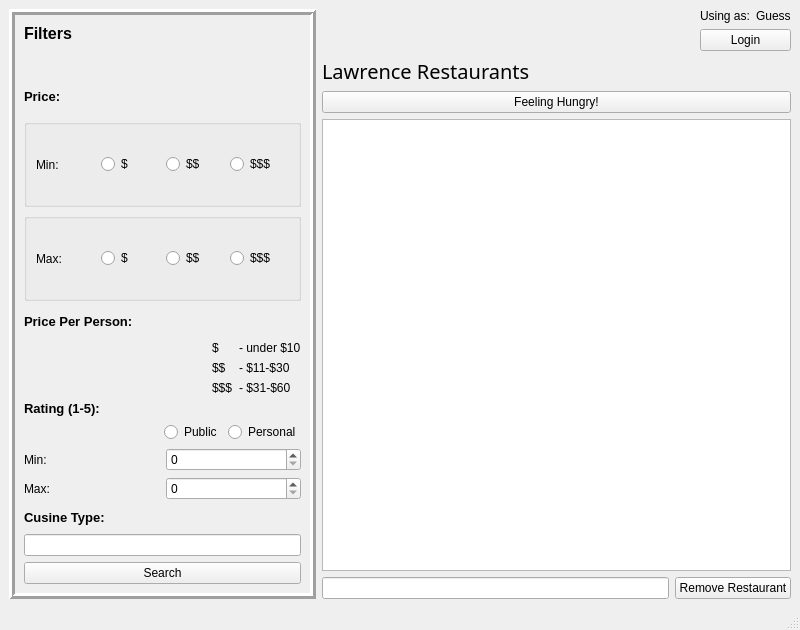
cedevera02/eecs448-project4, file Yalp_Application/yalpwindow.ui: the form before one commit.
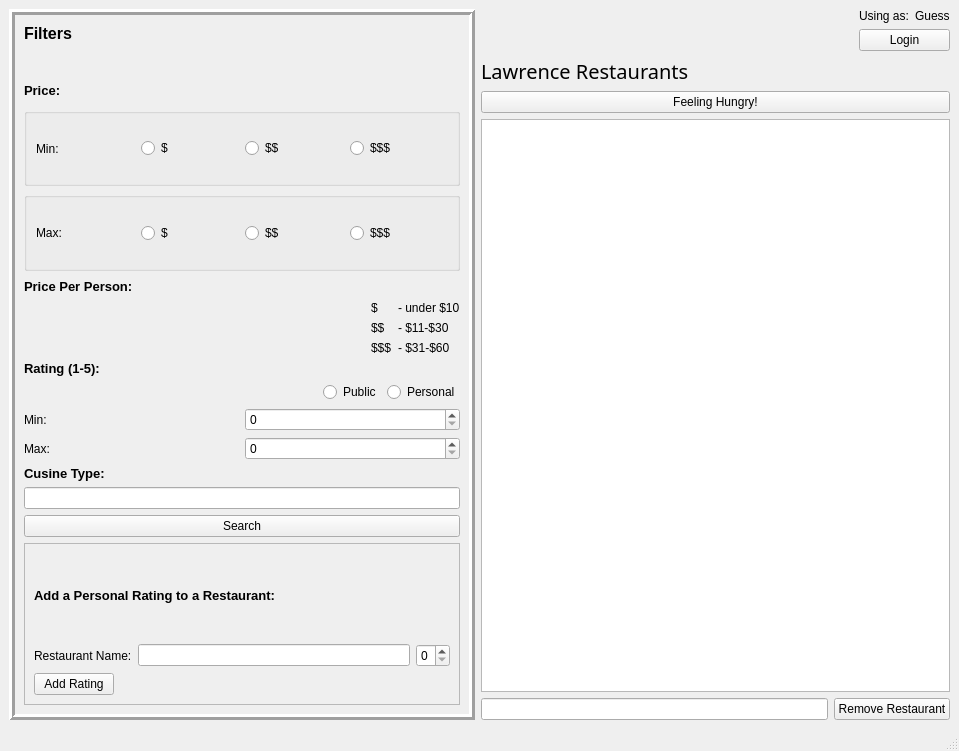
The form after the commit.

Commit message: Added an add rating option.

The edit to the form file:
```diff
--- a/Yalp_Application/yalpwindow.ui
+++ b/Yalp_Application/yalpwindow.ui
@@ -6,8 +6,8 @@
    <rect>
     <x>0</x>
     <y>0</y>
-    <width>800</width>
-    <height>630</height>
+    <width>959</width>
+    <height>751</height>
    </rect>
   </property>
   <property name="windowTitle">
@@ -386,6 +386,81 @@
          </item>
         </layout>
        </item>
+       <item>
+        <widget class="QFrame" name="frame_2">
+         <property name="frameShape">
+          <enum>QFrame::StyledPanel</enum>
+         </property>
+         <property name="frameShadow">
+          <enum>QFrame::Raised</enum>
+         </property>
+         <layout class="QVBoxLayout" name="verticalLayout_17">
+          <item>
+           <layout class="QVBoxLayout" name="verticalLayout_16">
+            <item>
+             <widget class="QLabel" name="AddPRLabel">
+              <property name="font">
+               <font>
+                <pointsize>10</pointsize>
+                <weight>75</weight>
+                <bold>true</bold>
+               </font>
+              </property>
+              <property name="text">
+               <string>Add a Personal Rating to a Restaurant:</string>
+              </property>
+             </widget>
+            </item>
+            <item>
+             <layout class="QHBoxLayout" name="horizontalLayout_13">
+              <item>
+               <widget class="QLabel" name="RestToRateLabel">
+                <property name="text">
+                 <string>Restaurant Name:</string>
+                </property>
+               </widget>
+              </item>
+              <item>
+               <widget class="QLineEdit" name="RestToBeRatiedLineEdit"/>
+              </item>
+              <item>
+               <widget class="QSpinBox" name="RestToRateSpinBox">
+                <property name="maximum">
+                 <number>5</number>
+                </property>
+               </widget>
+              </item>
+             </layout>
+            </item>
+            <item>
+             <layout class="QHBoxLayout" name="horizontalLayout_14">
+              <item>
+               <widget class="QPushButton" name="AddRatinButton">
+                <property name="text">
+                 <string>Add Rating</string>
+                </property>
+               </widget>
+              </item>
+              <item>
+               <spacer name="horizontalSpacer_3">
+                <property name="orientation">
+                 <enum>Qt::Horizontal</enum>
+                </property>
+                <property name="sizeHint" stdset="0">
+                 <size>
+                  <width>218</width>
+                  <height>20</height>
+                 </size>
+                </property>
+               </spacer>
+              </item>
+             </layout>
+            </item>
+           </layout>
+          </item>
+         </layout>
+        </widget>
+       </item>
       </layout>
      </widget>
     </item>
```
Left out of the diff: 4 changed lines with no effect on the pictures. The commit also changes 8 other files.
